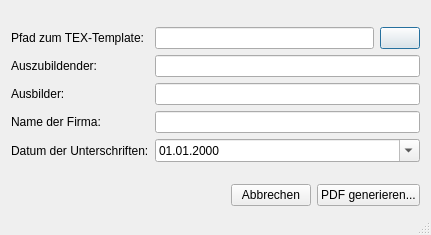
Above: src/pdfExport.ui from Strayer/Berichte-Ork before the change. Below: the same form after it.
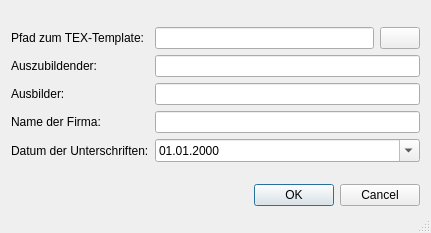
That is the form after the change. Icons and pictures are not drawn.

Commit message: Use ButtonBox on PDF export dialog

```diff
--- a/src/pdfExport.ui
+++ b/src/pdfExport.ui
@@ -7,7 +7,7 @@
     <x>0</x>
     <y>0</y>
     <width>431</width>
-    <height>235</height>
+    <height>233</height>
    </rect>
   </property>
   <property name="sizePolicy">
@@ -114,39 +114,11 @@
     </layout>
    </item>
    <item>
-    <layout class="QHBoxLayout" name="horizontalLayout">
-     <item>
-      <spacer name="horizontalSpacer">
-       <property name="orientation">
-        <enum>Qt::Horizontal</enum>
-       </property>
-       <property name="sizeHint" stdset="0">
-        <size>
-         <width>40</width>
-         <height>20</height>
-        </size>
-       </property>
-      </spacer>
-     </item>
-     <item>
-      <widget class="QPushButton" name="cancelButton">
-       <property name="text">
-        <string>Abbrechen</string>
-       </property>
-      </widget>
-     </item>
-     <item>
-      <widget class="QPushButton" name="generateButton">
-       <property name="text">
-        <string>PDF generieren...</string>
-       </property>
-       <property name="icon">
-        <iconset resource="resources.qrc">
-         <normaloff>:/images/images/arrow-right.png</normaloff>:/images/images/arrow-right.png</iconset>
-       </property>
-      </widget>
-     </item>
-    </layout>
+    <widget class="QDialogButtonBox" name="buttonBox">
+     <property name="standardButtons">
+      <set>QDialogButtonBox::Cancel|QDialogButtonBox::Ok</set>
+     </property>
+    </widget>
    </item>
   </layout>
  </widget>
```
Left out of the diff: 30 changed lines with no effect on the pictures. The commit also changes 2 other files.
